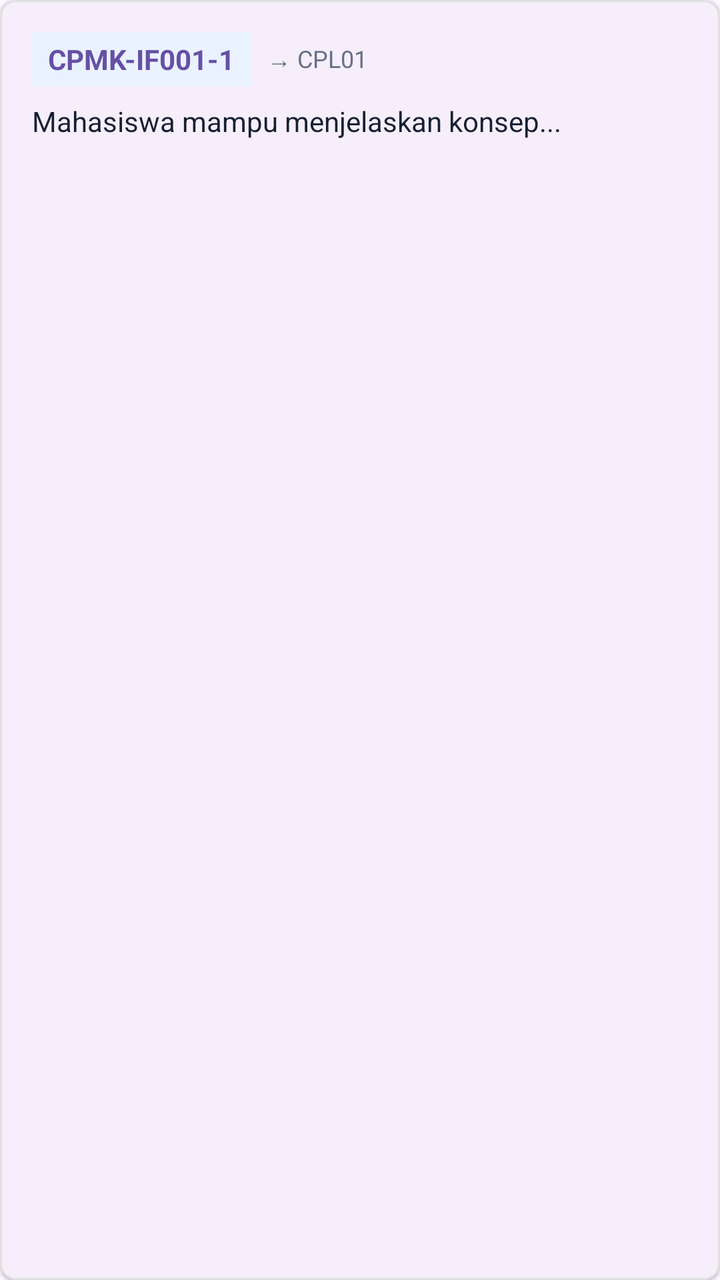
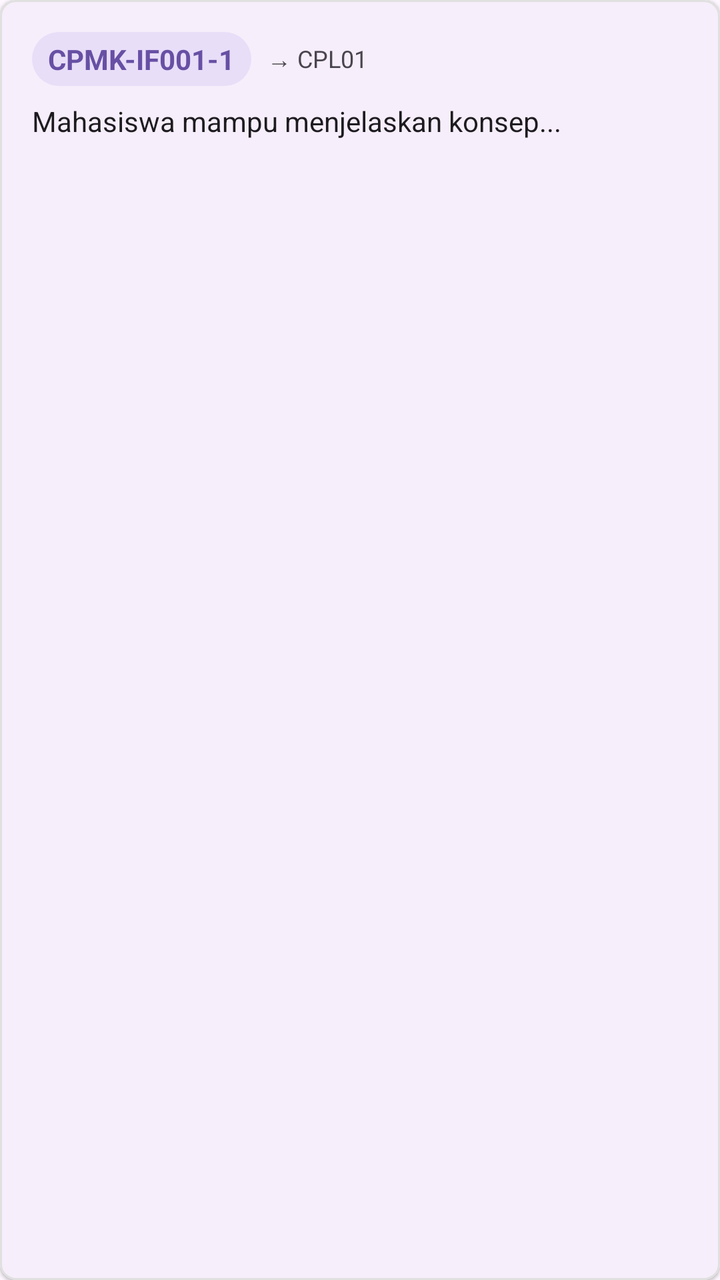

Compare the two renders of this Android layout. The source of the first and the diff that turns it into the second are given below.
<!-- AndroidManifest.xml: application theme Theme.ProjectFarrelMobileProgramming -->
<!-- res/layout/item_cpmk.xml -->
<?xml version="1.0" encoding="utf-8"?>
<com.google.android.material.card.MaterialCardView 
    xmlns:android="http://schemas.android.com/apk/res/android"
    xmlns:app="http://schemas.android.com/apk/res-auto"
    android:layout_width="match_parent"
    android:layout_height="wrap_content"
    android:layout_marginVertical="6dp"
    app:cardCornerRadius="8dp"
    app:cardElevation="1dp"
    app:strokeWidth="1dp"
    app:strokeColor="#E0E0E0">

    <LinearLayout
        android:layout_width="match_parent"
        android:layout_height="wrap_content"
        android:orientation="vertical"
        android:padding="16dp">

        <LinearLayout
            android:layout_width="match_parent"
            android:layout_height="wrap_content"
            android:orientation="horizontal"
            android:gravity="center_vertical">
            
            <TextView
                android:id="@+id/tvKodeCpmk"
                android:layout_width="wrap_content"
                android:layout_height="wrap_content"
                android:text="CPMK-IF001-1"
                android:textColor="?attr/colorPrimary"
                android:textStyle="bold"
                android:background="#EAF2FF"
                android:paddingHorizontal="8dp"
                android:paddingVertical="4dp" />
                
            <TextView
                android:id="@+id/tvKorelasiCpl"
                android:layout_width="wrap_content"
                android:layout_height="wrap_content"
                android:text="→ CPL01"
                android:layout_marginStart="8dp"
                android:textColor="#667085"
                android:textSize="12sp" />
        </LinearLayout>

        <TextView
            android:id="@+id/tvDeskripsiCpmk"
            android:layout_width="match_parent"
            android:layout_height="wrap_content"
            android:text="Mahasiswa mampu menjelaskan konsep..."
            android:textSize="14sp"
            android:layout_marginTop="8dp"
            android:textColor="#172033" />

    </LinearLayout>
</com.google.android.material.card.MaterialCardView>
<!-- resources referenced by this layout -->
<resources>
  <style name="Theme.ProjectFarrelMobileProgramming" parent="Base.Theme.ProjectFarrelMobileProgramming" />
  <style name="Base.Theme.ProjectFarrelMobileProgramming" parent="Theme.Material3.DayNight.NoActionBar">
          
          
      </style>
</resources>

<!-- the commit's change to res/layout/item_cpmk.xml (unified diff, before → after) -->
@@ -26,10 +26,10 @@
                 android:id="@+id/tvKodeCpmk"
                 android:layout_width="wrap_content"
                 android:layout_height="wrap_content"
-                android:text="CPMK-IF001-1"
+                android:text="@string/ui_cpmk_if001_1_43"
                 android:textColor="?attr/colorPrimary"
                 android:textStyle="bold"
-                android:background="#EAF2FF"
+                android:background="@drawable/bg_pill"
                 android:paddingHorizontal="8dp"
                 android:paddingVertical="4dp" />
                 
@@ -37,9 +37,9 @@
                 android:id="@+id/tvKorelasiCpl"
                 android:layout_width="wrap_content"
                 android:layout_height="wrap_content"
-                android:text="→ CPL01"
+                android:text="@string/ui_cpl01_44"
                 android:layout_marginStart="8dp"
-                android:textColor="#667085"
+                android:textColor="?attr/colorOnSurfaceVariant"
                 android:textSize="12sp" />
         </LinearLayout>
 
@@ -47,10 +47,10 @@
             android:id="@+id/tvDeskripsiCpmk"
             android:layout_width="match_parent"
             android:layout_height="wrap_content"
-            android:text="Mahasiswa mampu menjelaskan konsep..."
+            android:text="@string/ui_mahasiswa_mampu_menjelaskan_ko_45"
             android:textSize="14sp"
             android:layout_marginTop="8dp"
-            android:textColor="#172033" />
+            android:textColor="?attr/colorOnSurface" />
 
     </LinearLayout>
 </com.google.android.material.card.MaterialCardView>
<!-- resource entries referenced after the edit -->
@@ -1,5 +1,15 @@
 <!-- resources referenced by this layout -->
 <resources>
+  <!-- drawable bg_pill (drawable) -->
+  <?xml version="1.0" encoding="utf-8"?>
+  <shape xmlns:android="http://schemas.android.com/apk/res/android"
+      android:shape="rectangle">
+      <solid android:color="?attr/colorSecondaryContainer" />
+      <corners android:radius="16dp" />
+  </shape>
+  <string name="ui_cpl01_44">→ CPL01</string>
+  <string name="ui_cpmk_if001_1_43">CPMK-IF001-1</string>
+  <string name="ui_mahasiswa_mampu_menjelaskan_ko_45">Mahasiswa mampu menjelaskan konsep...</string>
   <style name="Theme.ProjectFarrelMobileProgramming" parent="Base.Theme.ProjectFarrelMobileProgramming" />
   <style name="Base.Theme.ProjectFarrelMobileProgramming" parent="Theme.Material3.DayNight.NoActionBar">
           
